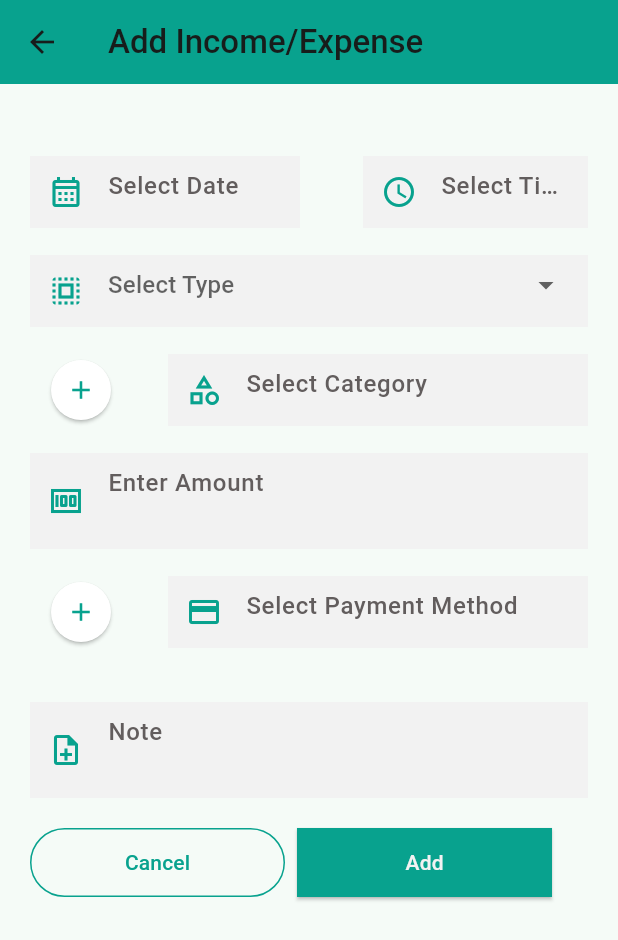
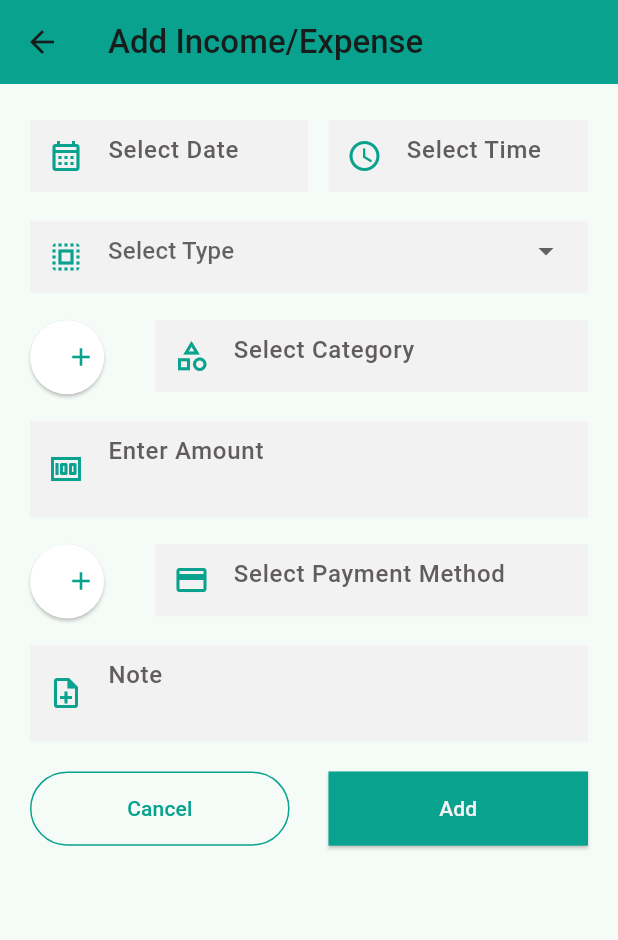
Before and after one commit to shabbirrajput/Expense-Tracker-Flutter, a Flutter app: the TabDashboard screen opened directly, after a tap on the "add" icon, on a phone screen of 412 x 824 dp. Shown: the top 940 px of the screen. Run offline on Flutter 3.47's test engine with Material 2 defaults, Android fonts, the phone set to English and light mode, and no system bars; our stand-ins replace firebase_auth, firebase_core, flutter_slidable, fluttertoast, pie_chart, shared_preferences and 1 more; accounts and stored records are empty; network calls fail.

Commit message:
Made dynamic screens ---> Done

```diff
--- a/lib/core/app_dimens.dart
+++ b/lib/core/app_dimens.dart
@@ -1,3 +1,5 @@
+import 'package:flutter/material.dart';
+
 /// > A class that contains all the dimensions used in the app
 class Dimens {
   static const double margin0 = 0;
@@ -540,3 +542,15 @@ class Dimens {
   static const double textSize50 = 50;
   static const double textSize75 = 75;
 }
+
+class SizeConfig {
+  double heightSize(BuildContext context, double value) {
+    value /= 100;
+    return MediaQuery.of(context).size.height * value;
+  }
+
+  double widthSize(BuildContext context, double value) {
+    value /= 100;
+    return MediaQuery.of(context).size.width * value;
+  }
+}
--- a/lib/core/app_string.dart
+++ b/lib/core/app_string.dart
@@ -39,6 +39,7 @@ class AppString {
   static const textIncome = 'Income';
   static const textExpense = 'Expense';
   static const textSelectDate = 'Select Date';
+  static const textSelectYear = 'Select Year';
   static const textSelectTime = 'Select Time';
   static const textAddIncomeOrExpense = 'Add Income/Expense';
   static const textSelectType = 'Select Type';
--- a/lib/main.dart
+++ b/lib/main.dart
@@ -1,6 +1,6 @@
 import 'package:expense_tracker/core/app_color.dart';
 import 'package:expense_tracker/db/navigator_key.dart';
-import 'package:expense_tracker/screens/dashboard/screen_dashboard.dart';
+import 'package:expense_tracker/screens/auth/screen_login.dart';
 import 'package:firebase_core/firebase_core.dart';
 import 'package:flutter/material.dart';
 
@@ -22,7 +22,7 @@ class MyApp extends StatelessWidget {
         colorScheme: ColorScheme.fromSeed(seedColor: AppColors.colorPrimary),
         useMaterial3: true,
       ),
-      home: const ScreenDashboard(),
+      home: const ScreenLogin(),
       navigatorKey: NavigatorKey.navigatorKey,
     );
   }
--- a/lib/screens/auth/screen_login.dart
+++ b/lib/screens/auth/screen_login.dart
@@ -98,7 +98,7 @@ class _ScreenLoginState extends State<ScreenLogin> {
       alertDialog(
           "Please Enter Strong Password\n\nHint : Password must contain Upper/Lower case, number and special character");
     } else {
-      alertDialog("Login Successfully");
+      Utils().toastMessage("Login in Process...");
       /*await dbHelper.getLoginUser(email, passwd).then((userData) {
         if (userData != null && userData.email != null) {
           setSP(userData).whenComplete(() {
--- a/lib/screens/dashboard/screen_dashboard.dart
+++ b/lib/screens/dashboard/screen_dashboard.dart
@@ -7,7 +7,7 @@ import 'package:expense_tracker/db/models/add_data_model.dart';
 import 'package:expense_tracker/db/navigator_key.dart';
 import 'package:expense_tracker/screens/auth/screen_login.dart';
 import 'package:expense_tracker/screens/dashboard/tabs/tab_dashboard.dart';
-import 'package:expense_tracker/screens/history/screen_history.dart';
+import 'package:expense_tracker/screens/dashboard/tabs/tab_history.dart';
 import 'package:firebase_auth/firebase_auth.dart';
 import 'package:flutter/material.dart';
 import 'package:shared_preferences/shared_preferences.dart';
--- a/lib/screens/dashboard/tabs/tab_dashboard.dart
+++ b/lib/screens/dashboard/tabs/tab_dashboard.dart
@@ -1,7 +1,6 @@
 import 'package:expense_tracker/core/app_color.dart';
 import 'package:expense_tracker/core/app_config.dart';
 import 'package:expense_tracker/core/app_dimens.dart';
-import 'package:expense_tracker/core/app_list.dart';
 import 'package:expense_tracker/core/app_string.dart';
 import 'package:expense_tracker/db/db_helper.dart';
 import 'package:expense_tracker/db/models/add_data_model.dart';
@@ -25,7 +24,6 @@ class _TabDashboardState extends State<TabDashboard> {
   dynamic totalExpense = 0;
   int totalAmount = 0;
 
-  String dropDownValue = '';
   Map<String, double> dataMap = {};
 
   final colorList = <Color>[
@@ -52,6 +50,7 @@ class _TabDashboardState extends State<TabDashboard> {
           mAddDataModel[i].category!: 10,
       };
       dataMap.addAll(tempDataMap);
+      setState(() {});
 
       if (mAddDataModel[i].type == AppString.textIncome) {
         totalIncome = totalIncome + mAddDataModel[i].amount!;
@@ -114,36 +113,12 @@ class _TabDashboardState extends State<TabDashboard> {
                         fontSize: Dimens.textSize16),
                   ),
                   Text(
-                    "${totalAmount}",
+                    "\$ $totalAmount",
                     style: const TextStyle(
                         fontWeight: FontWeight.w500,
                         fontSize: Dimens.textSize16),
                   ),
                 ],
-              ),
-              Row(
-                mainAxisAlignment: MainAxisAlignment.center,
-                children: [
-                  DropdownButton(
-                    value: dropDownValue.isNotEmpty ? dropDownValue : null,
-                    icon: const Icon(Icons.arrow_drop_down),
-                    hint: const Text(AppString.textSelectMonth),
-                    items: itemMonthList.map((String items) {
-                      return DropdownMenuItem(
-                        value: items,
-                        child: Text(items),
-                      );
-                    }).toList(),
-                    onChanged: (String? newValue) {
-                      setState(() {
-                        dropDownValue = newValue!;
-                      });
-                    },
-                  ),
-                ],
-              ),
-              const SizedBox(
-                height: Dimens.margin10,
               ),
               if (dataMap.isNotEmpty)
                 PieChart(
@@ -183,7 +158,6 @@ class _TabDashboardState extends State<TabDashboard> {
                 shrinkWrap: true,
                 itemCount: mAddDataModel.length,
                 itemBuilder: (context, index) {
-                  print('object ---> ${mAddDataModel.length}');
                   AddDataModel item = mAddDataModel[index];
                   return Slidable(
                     key: UniqueKey(),
@@ -283,7 +257,8 @@ class _TabDashboardState extends State<TabDashboard> {
                                         : AppColors.colorRed),
                               ),
 
-                              */ /*IconButton(
+                              */
+                  /*IconButton(
                                 onPressed: () {
                                   removeData(index);
                                 },
@@ -291,7 +266,8 @@ class _TabDashboardState extends State<TabDashboard> {
                                   Icons.delete_outlined,
                                   color: AppColors.colorRed,
                                 ),
-                              ),*/ /*
+                              ),*/
+                  /*
                             ],
                           ),
                           const SizedBox(
--- a/lib/screens/dashboard/tabs/widget/screen_add_data.dart
+++ b/lib/screens/dashboard/tabs/widget/screen_add_data.dart
@@ -31,6 +31,8 @@ class _ScreenAddDataState extends State<ScreenAddData> {
   final TextEditingController noteController = TextEditingController();
   late DbHelper dbHelper;
   List<AddDataModel> mAddDataModel = [];
+  String dropDownValueType = '';
+  String dropDownValueStatus = '';
 
   @override
   void initState() {
@@ -68,7 +70,8 @@ class _ScreenAddDataState extends State<ScreenAddData> {
       alertDialog("Please Select Category");
     } else if (addPaymentMethod.isEmpty) {
       alertDialog("Please Select Payment Method");
-    } /* else if (addStatus.isEmpty) {
+    }
+    /*else if (addStatus.isEmpty && addPaymentMethod == AppString.textCheque) {
       alertDialog("Please Select Status");
     }*/
     else if (addNote.isEmpty) {
@@ -85,12 +88,10 @@ class _ScreenAddDataState extends State<ScreenAddData> {
       mAddDataModel.status = addStatus;
       mAddDataModel.note = addNote;
       mAddDataModel.addDataUserId = sp.getString(AppConfig.textUserId);
-      print('AddData ---> $mAddDataModel');
 
       dbHelper = DbHelper();
       await dbHelper.saveAddData(mAddDataModel).then((addData) {
         widget.onAddData();
-        print({mAddDataModel.id});
       }).catchError((error) {
         alertDialog("Error: Data Save Fail--$error");
       });
@@ -127,7 +128,7 @@ class _ScreenAddDataState extends State<ScreenAddData> {
       setState(() {
         selectedDate = picked;
         String formattedDate = DateFormat('dd/MM/yyyy').format(picked);
-        print(formattedDate); // Output: 25/05/2023
+        // Output: 25/05/2023
         dateController.value = TextEditingValue(text: formattedDate.toString());
       });
     }
@@ -167,9 +168,6 @@ class _ScreenAddDataState extends State<ScreenAddData> {
     }
   }
 
-  String dropDownValueType = '';
-  String dropDownValueStatus = '';
-
   @override
   Widget build(BuildContext context) {
     return Scaffold(
@@ -189,16 +187,14 @@ class _ScreenAddDataState extends State<ScreenAddData> {
               const SizedBox(
                 height: Dimens.margin24,
               ),
-              const SizedBox(
-                height: Dimens.margin24,
-              ),
               Row(
                 mainAxisAlignment: MainAxisAlignment.spaceBetween,
                 children: [
                   InkWell(
                     onTap: () => _selectDate(context),
                     child: SizedBox(
-                      width: 180,
+                      height: SizeConfig().heightSize(context, 6.0),
+                      width: SizeConfig().widthSize(context, 45.0),
                       child: TextFormField(
                         enabled: false,
                         controller: dateController,
@@ -223,7 +219,8 @@ class _ScreenAddDataState extends State<ScreenAddData> {
                   InkWell(
                     onTap: () => _selectTime(context),
                     child: SizedBox(
-                      width: 150,
+                      height: SizeConfig().heightSize(context, 6.0),
+                      width: SizeConfig().widthSize(context, 42.0),
                       child: TextFormField(
                         enabled: false,
                         controller: timeController,
@@ -296,14 +293,10 @@ class _ScreenAddDataState extends State<ScreenAddData> {
               Row(
                 mainAxisAlignment: MainAxisAlignment.spaceBetween,
                 children: [
-                  /*IconButton(
-                    onPressed: () {},
-                    icon: const Icon(
-                      Icons.add,
-                      color: AppColors.colorPrimary,
-                    ),
-                  ),*/
-                  ElevatedButton(
+                  SizedBox(
+                    height: SizeConfig().heightSize(context, 6.0),
+                    width: SizeConfig().widthSize(context, 12),
+                    child: ElevatedButton(
                       onPressed: () {
                         showAlertDialogCategory(context);
                       },
@@ -314,6 +307,7 @@ class _ScreenAddDataState extends State<ScreenAddData> {
                         Icons.add,
                         color: AppColors.colorPrimary,
                         size: Dimens.margin20,
+                      ),
                     ),
                   ),
                   InkWell(
@@ -341,8 +335,6 @@ class _ScreenAddDataState extends State<ScreenAddData> {
                                           (BuildContext context, int index) {
                                         AddDataModel item =
                                             mAddDataModel[index];
-                                        print(
-                                            'Length---> ${mAddDataModel.length}');
                                         debugPrint(
                                             'object ---> ${mAddDataModel[index].addDataUserId}');
 
@@ -370,7 +362,8 @@ class _ScreenAddDataState extends State<ScreenAddData> {
                       );
                     },
                     child: SizedBox(
-                      width: Dimens.margin280,
+                      height: SizeConfig().heightSize(context, 6.0),
+                      width: SizeConfig().widthSize(context, 70.0),
                       child: TextFormField(
                         enabled: false,
                         controller: categoryController,
@@ -425,7 +418,10 @@ class _ScreenAddDataState extends State<ScreenAddData> {
               Row(
                 mainAxisAlignment: MainAxisAlignment.spaceBetween,
                 children: [
-                  ElevatedButton(
+                  SizedBox(
+                    height: SizeConfig().heightSize(context, 6.0),
+                    width: SizeConfig().widthSize(context, 12.0),
+                    child: ElevatedButton(
                       onPressed: () {
                         showAlertDialogPayment(context);
                       },
@@ -436,6 +432,7 @@ class _ScreenAddDataState extends State<ScreenAddData> {
                         Icons.add,
                         color: AppColors.colorPrimary,
                         size: Dimens.margin20,
+                      ),
                     ),
                   ),
                   InkWell(
@@ -461,8 +458,6 @@ class _ScreenAddDataState extends State<ScreenAddData> {
                                     itemBuilder:
                                         (BuildContext context, int index) {
                                       AddDataModel item = mAddDataModel[index];
-                                      print(
-                                          'Length---> ${mAddDataModel.length}');
                                       debugPrint(
                                           'object ---> ${mAddDataModel[index].addDataUserId}');
 
@@ -490,7 +485,8 @@ class _ScreenAddDataState extends State<ScreenAddData> {
                       );
                     },
                     child: SizedBox(
-                      width: Dimens.margin280,
+                      height: SizeConfig().heightSize(context, 6.0),
+                      width: SizeConfig().widthSize(context, 70.0),
                       child: TextFormField(
                         enabled: false,
                         controller: paymentController,
@@ -513,9 +509,6 @@ class _ScreenAddDataState extends State<ScreenAddData> {
                     ),
                   ),
                 ],
-              ),
-              const SizedBox(
-                height: Dimens.margin18,
               ),
               if (paymentController.text == AppString.textCheque)
                 FormField<String>(
@@ -585,10 +578,11 @@ class _ScreenAddDataState extends State<ScreenAddData> {
                 height: Dimens.margin20,
               ),
               Row(
+                mainAxisAlignment: MainAxisAlignment.spaceBetween,
                 children: [
                   SizedBox(
-                    height: Dimens.margin46,
-                    width: Dimens.margin170,
+                    height: SizeConfig().heightSize(context, 6.0),
+                    width: SizeConfig().widthSize(context, 42.0),
                     child: OutlinedButton(
                       onPressed: () {
                         Navigator.pop(context);
@@ -605,12 +599,9 @@ class _ScreenAddDataState extends State<ScreenAddData> {
                       ),
                     ),
                   ),
-                  const SizedBox(
-                    width: Dimens.margin8,
-                  ),
                   SizedBox(
-                    height: Dimens.margin46,
-                    width: Dimens.margin170,
+                    height: SizeConfig().heightSize(context, 6.0),
+                    width: SizeConfig().widthSize(context, 42.0),
                     child: ElevatedButton(
                       onPressed: () {
                         addData();
@@ -631,6 +622,9 @@ class _ScreenAddDataState extends State<ScreenAddData> {
                   ),
                 ],
               ),
+              const SizedBox(
+                height: Dimens.margin18,
+              )
             ],
           ),
         ),
--- a/pubspec.yaml
+++ b/pubspec.yaml
@@ -41,7 +41,7 @@ dependencies:
   pie_chart: ^5.3.2
   sqflite: ^2.2.8+4
   path_provider: ^2.0.15
-  path: ^1.8.2
+  path: ^1.8.3
   shared_preferences: ^2.1.1
   intl: ^0.18.1
   flutter_slidable: ^3.0.0
```
Also changed, not shown: lib/db/db_helper.dart (+15 -4 lines), lib/screens/dashboard/tabs/tab_history.dart (added, +352 -0 lines), lib/screens/history/screen_history.dart (deleted, +0 -172 lines). Lines whose indentation alone changed are shown as unchanged.
